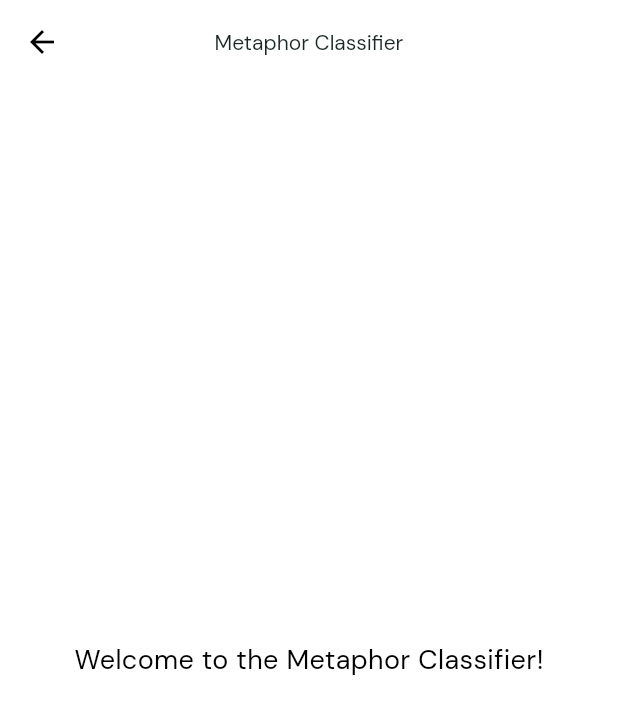
After one commit to vimosh0812/tamizhi, a Flutter app: the screen it shows after launch, after a tap on "Metaphor Classifier", on a phone screen of 412 x 824 dp. The commit adds this screen. Shown: the top 714 px of the screen. Run offline on Flutter 3.47's test engine with Material 3 defaults, Android fonts, the phone set to English and light mode, and no system bars; our stand-ins replace gap, go_router, iconsax, sizer.

Commit message:
Add Metaphor Classifier screen and navigation

```diff
--- a/lib/routes.dart
+++ b/lib/routes.dart
@@ -1,5 +1,6 @@
 import 'package:go_router/go_router.dart';
 import 'views/app.dart';
+import 'views/home/screens/metaphor_classifier.dart';
 
 final router = GoRouter(
   initialLocation: "/",
@@ -8,5 +9,9 @@ final router = GoRouter(
       path: '/',
       builder: (context, state) => App(),
     ),
+    GoRoute(
+      path: '/metaphor-classifier',
+      builder: (context, state) => const MetaphorClassifierScreen(),
+    ),
   ],
 );
--- a/lib/views/home/screens/home_view.dart
+++ b/lib/views/home/screens/home_view.dart
@@ -1,4 +1,5 @@
 import 'package:flutter/material.dart';
+import 'package:go_router/go_router.dart';
 import 'package:iconsax/iconsax.dart';
 import 'package:tamizhi/components/margin.dart';
 import 'package:tamizhi/theme/colors.dart';
@@ -106,7 +107,10 @@ class HomeScreen extends StatelessWidget {
                         icon: Iconsax.magicpen,
                         title: "Metaphor Classifier",
                         buttonText: "Generate",
-                        onTap: () {},
+                        onTap: () {
+                          print("Navigating to Metaphor Classifier");
+                          context.push('/metaphor-classifier');
+                        },
                       ),
                       SizedBox(height: 16),
                       MetaphorCard(
--- /dev/null
+++ b/lib/views/home/screens/metaphor_classifier.dart
@@ -0,0 +1,20 @@
+import 'package:flutter/material.dart';
+
+class MetaphorClassifierScreen extends StatelessWidget {
+  const MetaphorClassifierScreen({super.key});
+
+  @override
+  Widget build(BuildContext context) {
+    return Scaffold(
+      appBar: AppBar(
+        title: const Text('Metaphor Classifier'),
+      ),
+      body: const Center(
+        child: Text(
+          'Welcome to the Metaphor Classifier!',
+          style: TextStyle(fontSize: 18),
+        ),
+      ),
+    );
+  }
+}
--- a/lib/views/home/widgets/metaphor_card.dart
+++ b/lib/views/home/widgets/metaphor_card.dart
@@ -22,17 +22,16 @@ class MetaphorCard extends StatelessWidget {
 
   @override
   Widget build(BuildContext context) {
-    return Container(
+    return GestureDetector(
+      onTap: onTap,
+      child: Container(
         width: width,
         height: 165,
         padding: const EdgeInsets.all(16),
         decoration: BoxDecoration(
           color: AppColors.white,
           borderRadius: BorderRadius.circular(20),
-        border: Border.all(
-          color: AppColors.orange.shade100,
-          width: 1.5,
-        ),
+          border: Border.all(color: AppColors.orange.shade100, width: 1.5),
         ),
         child: Column(
           crossAxisAlignment: CrossAxisAlignment.start,
@@ -56,14 +55,12 @@ class MetaphorCard extends StatelessWidget {
                     maxLines: 2,
                   ),
                 ),
-              const Icon(
-                Iconsax.arrow_right_3,
-                color: AppColors.black,
-              ),
+                const Icon(Iconsax.arrow_right_3, color: AppColors.black),
               ],
             ),
           ],
         ),
+      ),
     );
   }
 }
```
Lines whose indentation alone changed are shown as unchanged.
